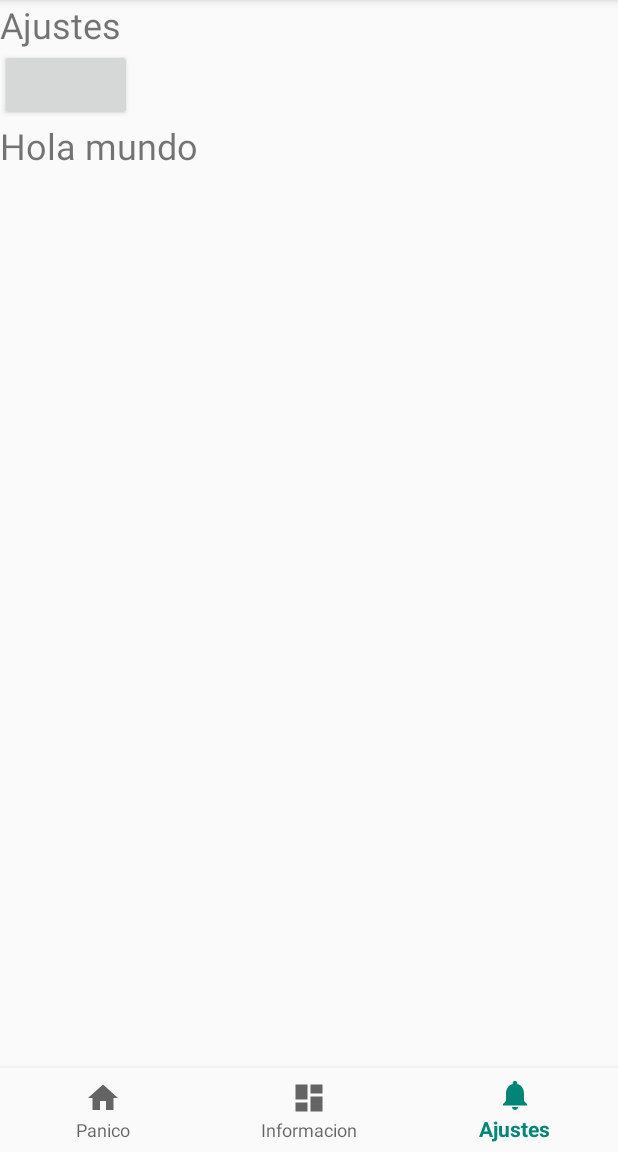
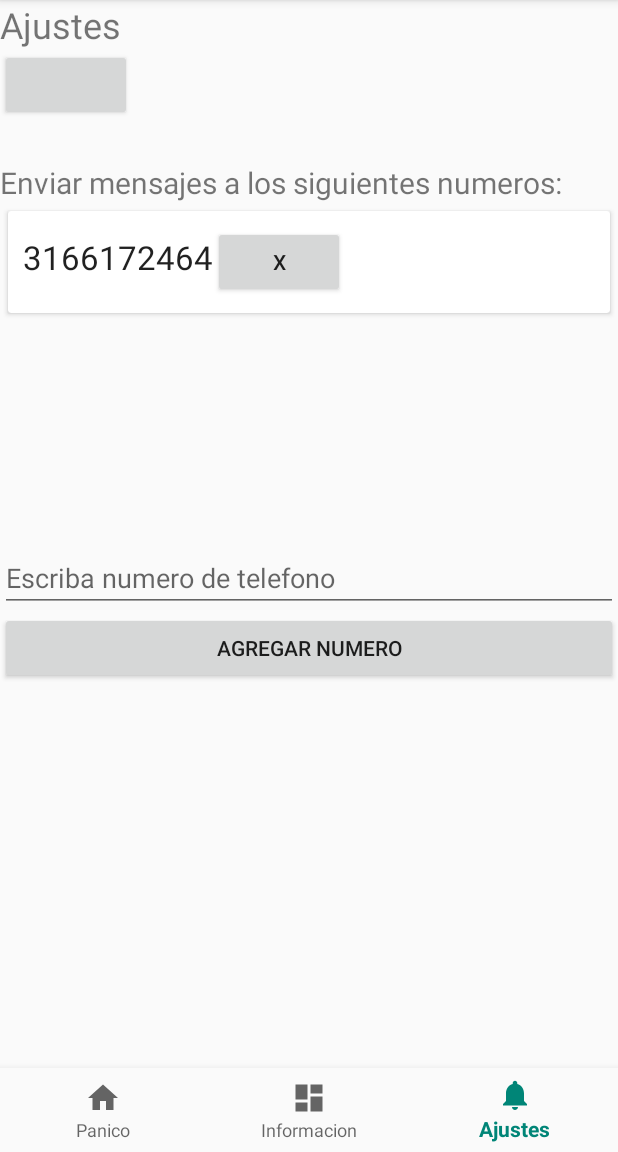
Before and after one commit to alan-navarro96/panic-button-test, an Android app: the screen it shows after launch (MainActivity), item 3 of the bottom bar chosen, on a phone screen of 412 x 824 dp, the part 84-1236 px from its top. Run offline under Robolectric (Android 15) with nearby library versions, the phone set to English and light mode, and no system bars; libraries missing offline, so code that uses them is left out: com.twitter.sdk; plain views replace TwitterLoginButton; 5 statements that could not run were skipped.

Commit message:
Added functionality to add/remove phone numbers.

```diff
--- /dev/null
+++ b/app/src/main/java/tpi/panicbutton/CustomAdapter.kt
@@ -0,0 +1,37 @@
+package tpi.panicbutton
+
+import android.support.v7.view.menu.ActionMenuItemView
+import android.support.v7.widget.RecyclerView
+import android.util.Log
+import android.view.LayoutInflater
+import android.view.View
+import android.view.ViewGroup
+import android.widget.Button
+import android.widget.TextView
+
+class CustomAdapter(val phoneNumberList: ArrayList<PhoneNumber>): RecyclerView.Adapter<CustomAdapter.ViewHolder>() {
+    override fun onCreateViewHolder(p0: ViewGroup, p1: Int): ViewHolder {
+        val v = LayoutInflater.from(p0?.context).inflate(R.layout.phone_numbers_layout, p0, false)
+        return ViewHolder(v)
+    }
+
+    override fun getItemCount(): Int {
+        return phoneNumberList.size
+    }
+
+    override fun onBindViewHolder(p0: ViewHolder, p1: Int) {
+        val phoneNumber : PhoneNumber = phoneNumberList[p1]
+
+        p0.textViewNumber.text = phoneNumber.number
+
+        p0.buttonDelete.setOnClickListener {
+            phoneNumberList.removeAt(p1);  // remove the item from list
+            notifyItemRemoved(p1); // notify the adapter about the removed item
+        }
+    }
+
+    class ViewHolder(itemView: View) : RecyclerView.ViewHolder (itemView) {
+        val textViewNumber = itemView.findViewById(R.id.textViewNumber) as TextView
+        val buttonDelete = itemView.findViewById(R.id.buttonDelete) as Button
+    }
+}
--- a/app/src/main/java/tpi/panicbutton/MainActivity.kt
+++ b/app/src/main/java/tpi/panicbutton/MainActivity.kt
@@ -15,9 +15,7 @@ import com.twitter.sdk.android.core.TwitterAuthConfig
 import com.twitter.sdk.android.core.DefaultLogger
 import com.twitter.sdk.android.core.TwitterConfig
 import android.content.Intent
-
-
-
+import android.widget.Toast
 
 
 class MainActivity : AppCompatActivity() {
@@ -27,6 +25,7 @@ class MainActivity : AppCompatActivity() {
 
     private var lat: Double = 0.0
     private var long: Double = 0.0
+    private lateinit var numbersToSMS: ArrayList<PhoneNumber>
 
     private val mOnNavigationItemSelectedListener = BottomNavigationView.OnNavigationItemSelectedListener { item ->
         when (item.itemId) {
@@ -48,28 +47,29 @@ class MainActivity : AppCompatActivity() {
         }
         false
     }
-    @SuppressLint("MissingPermission")
-    public fun getLocation() {
 
-        fusedLocationClient.lastLocation
-            .addOnSuccessListener { location: Location? ->
-                if (location != null) {
-                    lat = location!!.latitude
-                    long = location!!.longitude
-                }
-            }
+    public fun getSmsNumbers(): ArrayList<PhoneNumber> {
+        return numbersToSMS
     }
 
-    public fun getLat(): Double {
-        return lat
+    public fun validatePhoneNumber(number: String): Boolean {
+        if (number.length != 10) return false
+        return number.matches("\\d+".toRegex())
     }
 
-    public fun getLong(): Double {
-        return long
+    public fun addSmsNumber(number: String) {
+        if (!validatePhoneNumber(number)) {
+            Toast.makeText(this, "Error en el numero", Toast.LENGTH_SHORT).show()
+            return
+        }
+        numbersToSMS.add(PhoneNumber(number))
     }
 
     override fun onCreate(savedInstanceState: Bundle?) {
         super.onCreate(savedInstanceState)
+
+        numbersToSMS = ArrayList<PhoneNumber>()
+        numbersToSMS.add(PhoneNumber("3166172464")) // "3012189158"
 
         Twitter.initialize(this)
         setContentView(R.layout.activity_main)
--- a/app/src/main/java/tpi/panicbutton/Panic.kt
+++ b/app/src/main/java/tpi/panicbutton/Panic.kt
@@ -137,14 +137,22 @@ class Panic : Fragment(), OnMapReadyCallback {
             if (location != null) {
                 val positionURL = "https://www.google.com/maps/search/?api=1&query=" + location.latitude + "," + location.longitude
                 val message = "[test] SOS de panico: " + positionURL
-                sendSMS("3166172464", message)
+                sendSmsToAllContacts(message)
                 postTweet(message)
             }
         }
     }
 
+    fun sendSmsToAllContacts(message: String) {
+        var act = (activity as MainActivity)
+        var numbers = act.getSmsNumbers()
+        numbers.forEach { phone ->
+            Log.e("Message to", phone.number)
+//            sendSMS(phone.number, message)
+        }
+    }
+
     fun sendSMS(number: String, message: String) {
-//        val number = "3012189158"
         SmsManager.getDefault().sendTextMessage(number, null, message, null, null)
 //        Toast.makeText(context!!, "SMS sent.", Toast.LENGTH_SHORT).show()
     }
--- /dev/null
+++ b/app/src/main/java/tpi/panicbutton/PhoneNumber.kt
@@ -0,0 +1,3 @@
+package tpi.panicbutton
+
+data class PhoneNumber(val number: String)
--- a/app/src/main/java/tpi/panicbutton/SettingsFragment.kt
+++ b/app/src/main/java/tpi/panicbutton/SettingsFragment.kt
@@ -23,10 +23,12 @@ import com.twitter.sdk.android.core.services.StatusesService
 import kotlinx.android.synthetic.main.fragment_settings.*
 import com.twitter.sdk.android.core.TwitterApiClient
 import com.twitter.sdk.android.core.models.Tweet
-
-
-
-
+import android.view.inputmethod.InputMethodManager.HIDE_NOT_ALWAYS
+import android.content.Context.INPUT_METHOD_SERVICE
+import android.support.v4.content.ContextCompat.getSystemService
+import android.support.v7.widget.LinearLayoutManager
+import android.support.v7.widget.RecyclerView
+import android.widget.LinearLayout
 
 
 // TODO: Rename parameter arguments, choose names that match
@@ -57,6 +59,20 @@ class SettingsFragment : Fragment() {
 
     override fun onViewCreated(view: View, savedInstanceState: Bundle?) {
         super.onViewCreated(view, savedInstanceState)
+
+        val recyclerView = recyclerview_phonenumbers as RecyclerView
+        recyclerView.layoutManager = LinearLayoutManager(context, LinearLayout.VERTICAL, false)
+
+        val adapter = CustomAdapter(getNumbers())
+
+        recyclerView.adapter = adapter
+
+        add_number_button.setOnClickListener {
+            var act = (activity as MainActivity)
+            act.addSmsNumber(type_number_editText.text.toString())
+            adapter.notifyDataSetChanged()
+        }
+
         loginButton = login_button as TwitterLoginButton
         loginButton.setCallback(object : Callback<TwitterSession>() {
             override fun success(result: Result<TwitterSession>) {
@@ -69,14 +85,6 @@ class SettingsFragment : Fragment() {
                 val token = authToken.token
                 val secret = authToken.secret
 
-
-                (login_display as TextView).text = "worked"
-
-//                        "User Name:" + userName +
-//                        "\nUser ID: " + userID +
-//                        "\nToken Key: " + token +
-//                        "\nT.Secret: " + secret
-
                 Log.e("worked", "showing toast")
                 Toast.makeText(context!!, "Exitosa conexion a Twitter", Toast.LENGTH_SHORT).show()
             }
@@ -85,6 +93,21 @@ class SettingsFragment : Fragment() {
                 Toast.makeText(context!!, "Fallada conexion a Twitter", Toast.LENGTH_SHORT).show()
             }
         })
+    }
+
+//    fun updateListOfPhones() {
+//        list_numbers.text = getNumbersAsText()
+//    }
+
+//    fun getNumbersAsText(): String {
+//        var act = (activity as MainActivity)
+//        var numbers = act.getSmsNumbers()
+//        return numbers.joinToString("\n")
+//    }
+
+    fun getNumbers(): ArrayList<PhoneNumber> {
+        var act = (activity as MainActivity)
+        return act.getSmsNumbers()
     }
 
     override fun onActivityResult(requestCode: Int, resultCode: Int, data: Intent?) {
--- a/app/src/main/res/layout/fragment_settings.xml
+++ b/app/src/main/res/layout/fragment_settings.xml
@@ -21,8 +21,41 @@
     <TextView
             android:layout_width="match_parent"
             android:layout_height="wrap_content"
-            android:text="Hola mundo"
+            android:text=""
             android:id="@+id/login_display"
-            android:textSize="24sp"/>
+            android:textSize="20sp"/>
+    <TextView
+            android:text="@string/label_send_to_numbers"
+            android:layout_width="match_parent"
+            android:layout_height="wrap_content"
+            android:id="@+id/label_send_numbers_display"
+            android:textSize="20sp"/>
+
+    <android.support.v7.widget.RecyclerView
+            android:layout_width="match_parent"
+            android:layout_height="200dp"
+            android:id="@+id/recyclerview_phonenumbers"/>
+
+    <TextView
+            android:text=""
+            android:layout_width="match_parent"
+            android:layout_height="wrap_content"
+            android:id="@+id/list_numbers"
+            android:textSize="20sp"/>
+
+    <EditText
+            android:layout_width="match_parent"
+            android:layout_height="wrap_content"
+            android:inputType="textPersonName"
+            android:hint="@string/label_type_number"
+            android:ems="10"
+            android:id="@+id/type_number_editText"
+            android:imeOptions="actionDone"/>
+    <Button
+            android:text="@string/label_add_number"
+            android:layout_width="match_parent"
+            android:layout_height="wrap_content"
+            android:id="@+id/add_number_button"/>
+
 
 </LinearLayout>
--- /dev/null
+++ b/app/src/main/res/layout/phone_numbers_layout.xml
@@ -0,0 +1,29 @@
+<?xml version="1.0" encoding="utf-8"?>
+<LinearLayout xmlns:android="http://schemas.android.com/apk/res/android"
+                                             android:layout_width="match_parent"
+                                             android:layout_height="wrap_content">
+
+    <android.support.v7.widget.CardView android:layout_width="match_parent"
+                                        android:layout_height="match_parent"
+    android:layout_margin="5dp">
+        <LinearLayout
+                android:padding="10dp"
+                android:orientation="horizontal"
+                android:layout_width="match_parent"
+                android:layout_height="wrap_content">
+
+            <TextView
+                    android:textAppearance="@style/Base.TextAppearance.AppCompat.Large"
+                    android:text="3103103101"
+                    android:layout_width="wrap_content"
+                    android:layout_height="wrap_content"
+                    android:id="@+id/textViewNumber"
+            />
+            <Button
+                    android:layout_width="wrap_content"
+                    android:layout_height="wrap_content"
+                    android:text="X"
+                    android:id="@+id/buttonDelete"/>
+        </LinearLayout>
+    </android.support.v7.widget.CardView>
+</LinearLayout>
--- a/app/src/main/res/values/strings.xml
+++ b/app/src/main/res/values/strings.xml
@@ -7,6 +7,12 @@
     <string name="label_alert">Enviar SOS</string>
     <string name="label_record">Grabar audio</string>
 
+    <!-- Strings for the settings fragment -->
+
+    <string name="label_send_to_numbers">Enviar mensajes a los siguientes numeros:</string>
+    <string name="label_add_number">Agregar numero</string>
+    <string name="label_type_number">Escriba numero de telefono</string>
+
     <string name="com.twitter.sdk.android.CONSUMER_KEY" translatable="false" templateMergeStrategy="preserve">64Aro540sOCKGVEqrP6ELfXD7</string>
     <string name="com.twitter.sdk.android.CONSUMER_SECRET" translatable="false" templateMergeStrategy="preserve">mGnRMmI3VGBAC8oiGgToGnfAeLY639oBdDw3GZozhEU6zJMGP8</string>
 </resources>
```
